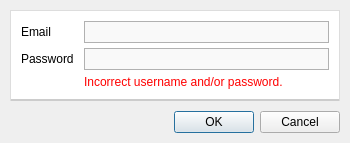
First picture: the form in resources/ui/sign_in_dialog.ui, repository Iconoclasteinc/tgit, before the edit.
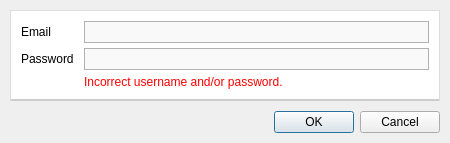
Second picture: the form after the edit.

Commit message: Enlarge the sign-in dialog so it would not truncate the error message on OSX.

Diff of the .ui file:
```diff
--- a/resources/ui/sign_in_dialog.ui
+++ b/resources/ui/sign_in_dialog.ui
@@ -6,19 +6,19 @@
    <rect>
     <x>0</x>
     <y>0</y>
-    <width>350</width>
+    <width>450</width>
     <height>143</height>
    </rect>
   </property>
   <property name="minimumSize">
    <size>
-    <width>350</width>
+    <width>450</width>
     <height>0</height>
    </size>
   </property>
   <property name="maximumSize">
    <size>
-    <width>350</width>
+    <width>450</width>
     <height>16777215</height>
    </size>
   </property>
```
The commit also changes 3 other files.
